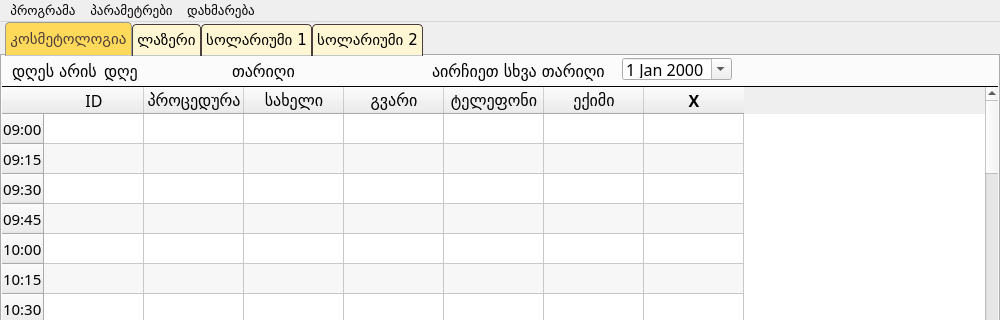
Old version of the form ui/main_window.ui in the repository bekashvelidze/renew-commercial; both pictures show x 0 to 1000 and y 0 to 320 of the 1000 by 561 pixel window.
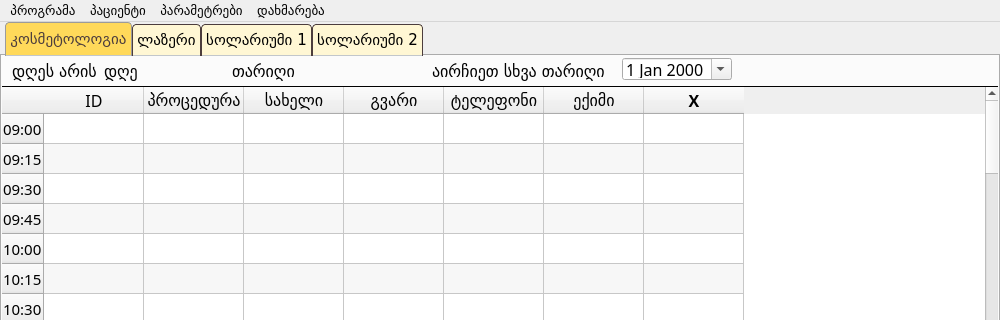
New version of the form.

Commit message: added patient history window with some initial functions.

What changed in the file:
```diff
--- a/ui/main_window.ui
+++ b/ui/main_window.ui
@@ -3219,7 +3219,14 @@
     <addaction name="documentation"/>
     <addaction name="about_menu"/>
    </widget>
+   <widget class="QMenu" name="patient">
+    <property name="title">
+     <string>პაციენტი</string>
+    </property>
+    <addaction name="patient_history"/>
+   </widget>
    <addaction name="menu"/>
+   <addaction name="patient"/>
    <addaction name="settings"/>
    <addaction name="help"/>
   </widget>
```
Left out of the diff: 5 changed lines with no effect on the pictures. The commit also changes 3 other files.
